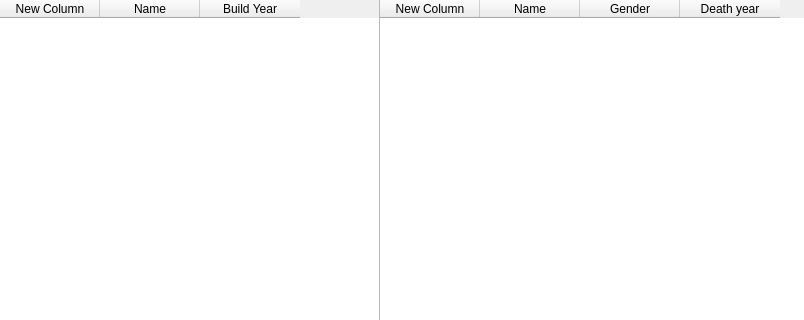
Old version of the form addconnectionwindow.ui in the repository Fanneyyy/hairy-ironman; both pictures show x 0 to 804 and y 0 to 320 of the 804 by 660 pixel window.
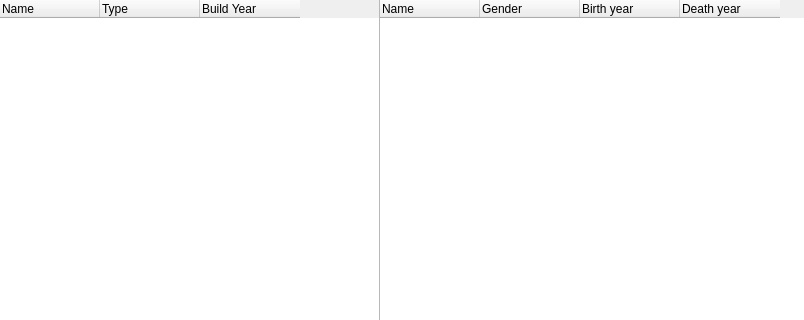
New version of the form.

Commit message: Laga eh

Patch:
```diff
--- a/addconnectionwindow.ui
+++ b/addconnectionwindow.ui
@@ -47,18 +47,27 @@
         </property>
         <column>
          <property name="text">
-          <string>New Column</string>
+          <string>Name</string>
+         </property>
+         <property name="textAlignment">
+          <set>AlignLeft|AlignVCenter</set>
          </property>
         </column>
         <column>
          <property name="text">
-          <string>Name</string>
+          <string>Type</string>
+         </property>
+         <property name="textAlignment">
+          <set>AlignLeft|AlignVCenter</set>
          </property>
         </column>
         <column>
          <property name="text">
           <string>Build Year</string>
          </property>
+         <property name="textAlignment">
+          <set>AlignLeft|AlignVCenter</set>
+         </property>
         </column>
        </widget>
       </item>
@@ -95,25 +104,37 @@
         <property name="showGrid">
          <bool>false</bool>
         </property>
-        <column>
-         <property name="text">
-          <string>New Column</string>
-         </property>
-        </column>
         <column>
          <property name="text">
           <string>Name</string>
          </property>
+         <property name="textAlignment">
+          <set>AlignLeft|AlignVCenter</set>
+         </property>
         </column>
         <column>
          <property name="text">
           <string>Gender</string>
          </property>
+         <property name="textAlignment">
+          <set>AlignLeft|AlignVCenter</set>
+         </property>
+        </column>
+        <column>
+         <property name="text">
+          <string>Birth year</string>
+         </property>
+         <property name="textAlignment">
+          <set>AlignLeft|AlignVCenter</set>
+         </property>
         </column>
         <column>
          <property name="text">
           <string>Death year</string>
          </property>
+         <property name="textAlignment">
+          <set>AlignLeft|AlignVCenter</set>
+         </property>
         </column>
        </widget>
       </item>
```
